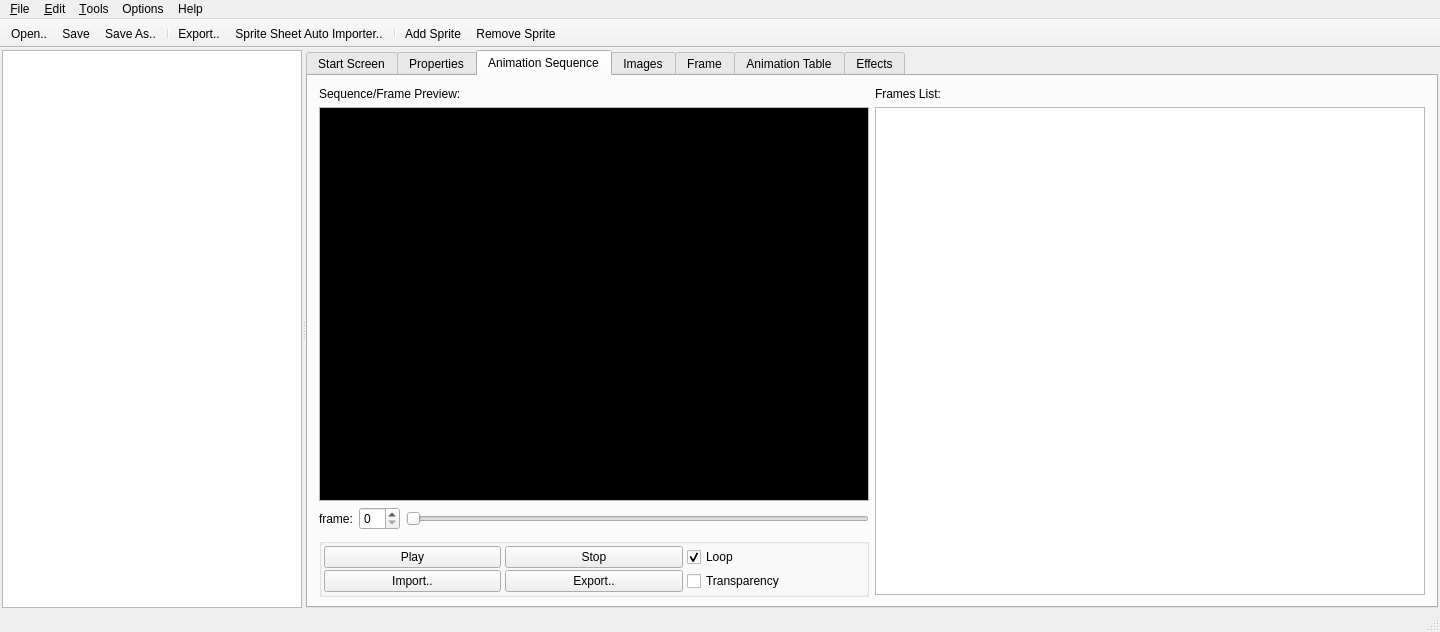
Qt form mainwindow.ui (PsyCommando/ppmdu_spriteeditor) before a commit.
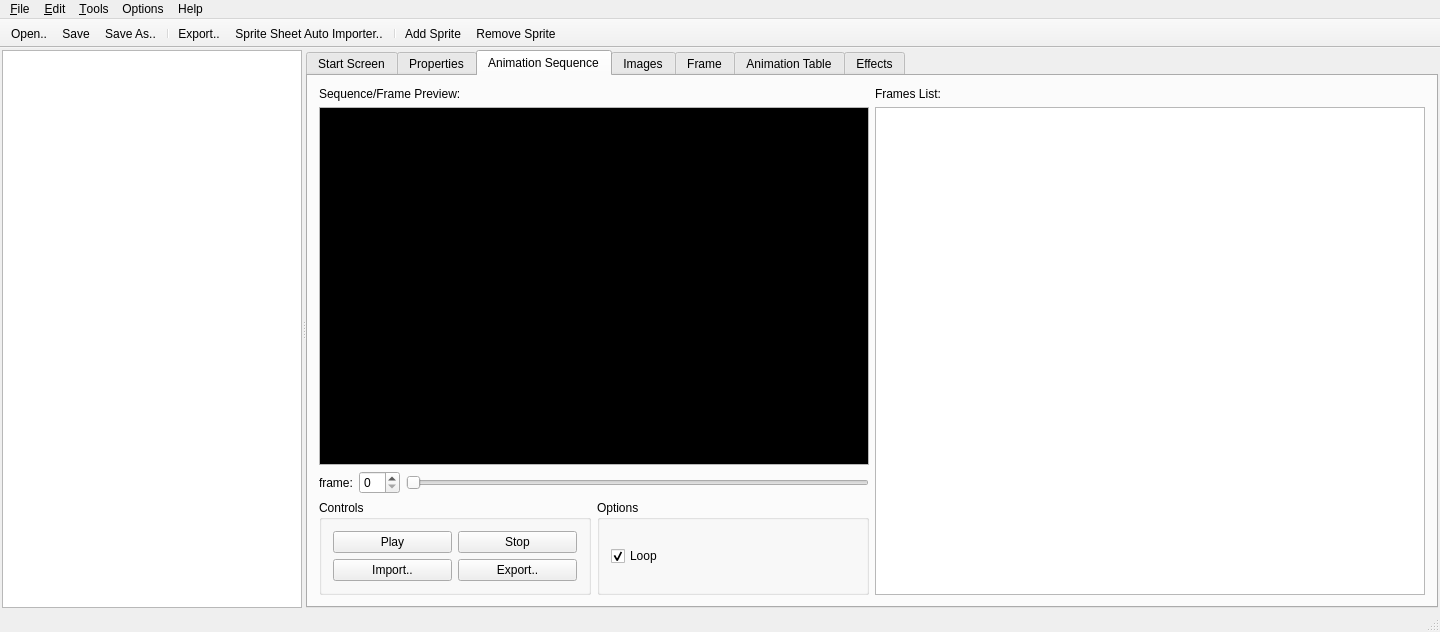
The same form after that commit. The open tabs and pages were chosen to show the change. Icons and pictures are not drawn.

```diff
--- a/mainwindow.ui
+++ b/mainwindow.ui
@@ -655,9 +655,9 @@
         <attribute name="title">
          <string>Animation Sequence</string>
         </attribute>
-        <layout class="QHBoxLayout" name="horizontalLayout_11">
+        <layout class="QHBoxLayout" name="horizontalLayout_20">
          <item>
-          <layout class="QVBoxLayout" name="verticalLayout_10">
+          <layout class="QVBoxLayout" name="verticalLayout_16">
            <item>
             <layout class="QVBoxLayout" name="verticalLayout_7">
              <item>
@@ -669,6 +669,12 @@
              </item>
              <item>
               <widget class="QGraphicsView" name="gvAnimSeqViewport">
+               <property name="sizePolicy">
+                <sizepolicy hsizetype="MinimumExpanding" vsizetype="MinimumExpanding">
+                 <horstretch>0</horstretch>
+                 <verstretch>0</verstretch>
+                </sizepolicy>
+               </property>
                <property name="palette">
                 <palette>
                  <active>
@@ -759,39 +765,22 @@
             </layout>
            </item>
            <item>
+            <layout class="QHBoxLayout" name="horizontalLayout_11">
+             <item>
             <widget class="QGroupBox" name="groupBox_4">
-             <property name="minimumSize">
-              <size>
-               <width>329</width>
-               <height>100</height>
-              </size>
+               <property name="sizePolicy">
+                <sizepolicy hsizetype="Preferred" vsizetype="Preferred">
+                 <horstretch>0</horstretch>
+                 <verstretch>0</verstretch>
+                </sizepolicy>
              </property>
              <property name="title">
-              <string/>
-             </property>
-             <layout class="QGridLayout" name="gridLayout_3">
-              <property name="sizeConstraint">
-               <enum>QLayout::SetMinAndMaxSize</enum>
-              </property>
-              <property name="leftMargin">
-               <number>2</number>
-              </property>
-              <property name="topMargin">
-               <number>2</number>
-              </property>
-              <property name="rightMargin">
-               <number>2</number>
-              </property>
-              <property name="bottomMargin">
-               <number>2</number>
-              </property>
-              <property name="horizontalSpacing">
-               <number>4</number>
-              </property>
-              <property name="verticalSpacing">
-               <number>2</number>
-              </property>
-              <item row="0" column="0">
+                <string>Controls</string>
+               </property>
+               <layout class="QVBoxLayout" name="verticalLayout_10">
+                <item>
+                 <layout class="QHBoxLayout" name="horizontalLayout_18">
+                  <item>
                <widget class="QPushButton" name="btnSeqPlay">
                 <property name="text">
                  <string>Play</string>
@@ -802,7 +791,7 @@
                 </property>
                </widget>
               </item>
-              <item row="0" column="1">
+                  <item>
                <widget class="QPushButton" name="btnSeqStop">
                 <property name="text">
                  <string>Stop</string>
@@ -813,39 +802,61 @@
                 </property>
                </widget>
               </item>
-              <item row="0" column="2">
-               <widget class="QCheckBox" name="chkAnimSeqLoop">
-                <property name="text">
-                 <string>Loop</string>
-                </property>
-                <property name="checked">
-                 <bool>true</bool>
-                </property>
-               </widget>
-              </item>
-              <item row="1" column="0">
+                 </layout>
+                </item>
+                <item>
+                 <layout class="QHBoxLayout" name="horizontalLayout_19">
+                  <item>
                <widget class="QPushButton" name="btnSeqImport">
                 <property name="text">
                  <string>Import..</string>
                 </property>
                </widget>
               </item>
-              <item row="1" column="1">
+                  <item>
                <widget class="QPushButton" name="btnSeqExport">
                 <property name="text">
                  <string>Export..</string>
                 </property>
                </widget>
               </item>
-              <item row="1" column="2">
-               <widget class="QCheckBox" name="chkAnimSeqTransparency">
+                 </layout>
+                </item>
+               </layout>
+              </widget>
+             </item>
+             <item>
+              <widget class="QGroupBox" name="groupBox">
+               <property name="sizePolicy">
+                <sizepolicy hsizetype="Minimum" vsizetype="Preferred">
+                 <horstretch>0</horstretch>
+                 <verstretch>0</verstretch>
+                </sizepolicy>
+               </property>
+               <property name="minimumSize">
+                <size>
+                 <width>86</width>
+                 <height>0</height>
+                </size>
+               </property>
+               <property name="title">
+                <string>Options</string>
+               </property>
+               <layout class="QVBoxLayout" name="verticalLayout_15">
+                <item>
+                 <widget class="QCheckBox" name="chkAnimSeqLoop">
                 <property name="text">
-                 <string>Transparency</string>
-                </property>
+                   <string>Loop</string>
+                  </property>
+                  <property name="checked">
+                   <bool>true</bool>
+                  </property>
                </widget>
               </item>
              </layout>
             </widget>
+             </item>
+            </layout>
            </item>
           </layout>
          </item>
```
Left out of the diff: 4 changed lines with no effect on the pictures. Lines whose indentation alone changed are shown as unchanged.
